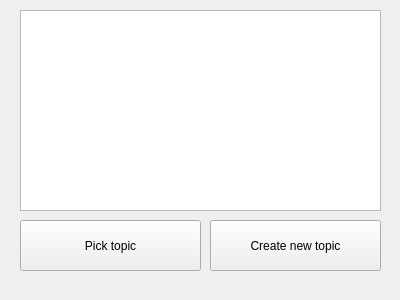
This is forms/MainMenu.ui in without-eyes/EasyLearner as Qt 5 draws it before an edit. The edited form follows.
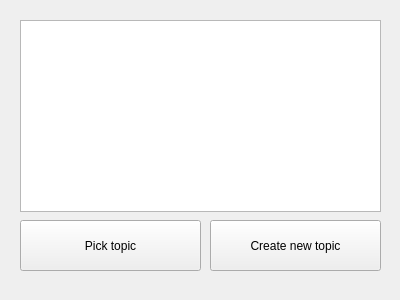
This is the edited form.

Commit message: Added changing label to topic name in ManageTopic

Patch:
```diff
--- a/forms/MainMenu.ui
+++ b/forms/MainMenu.ui
@@ -13,16 +13,6 @@
   <property name="windowTitle">
    <string>MainMenu</string>
   </property>
-  <widget class="QListView" name="listView">
-   <property name="geometry">
-    <rect>
-     <x>20</x>
-     <y>10</y>
-     <width>361</width>
-     <height>201</height>
-    </rect>
-   </property>
-  </widget>
   <widget class="QPushButton" name="pickButton">
    <property name="geometry">
     <rect>
@@ -49,6 +39,16 @@
     <string>Create new topic</string>
    </property>
   </widget>
+  <widget class="QListWidget" name="listWidget">
+   <property name="geometry">
+    <rect>
+     <x>20</x>
+     <y>20</y>
+     <width>361</width>
+     <height>192</height>
+    </rect>
+   </property>
+  </widget>
  </widget>
  <resources/>
  <connections/>
```
The commit also changes 4 other files.
